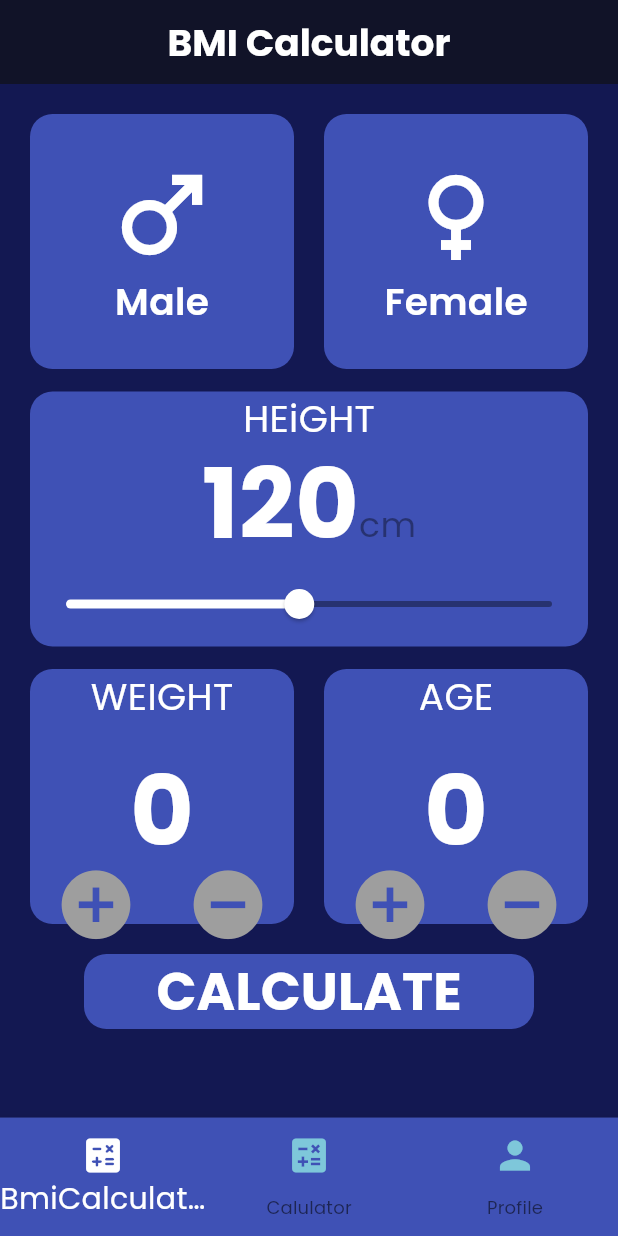
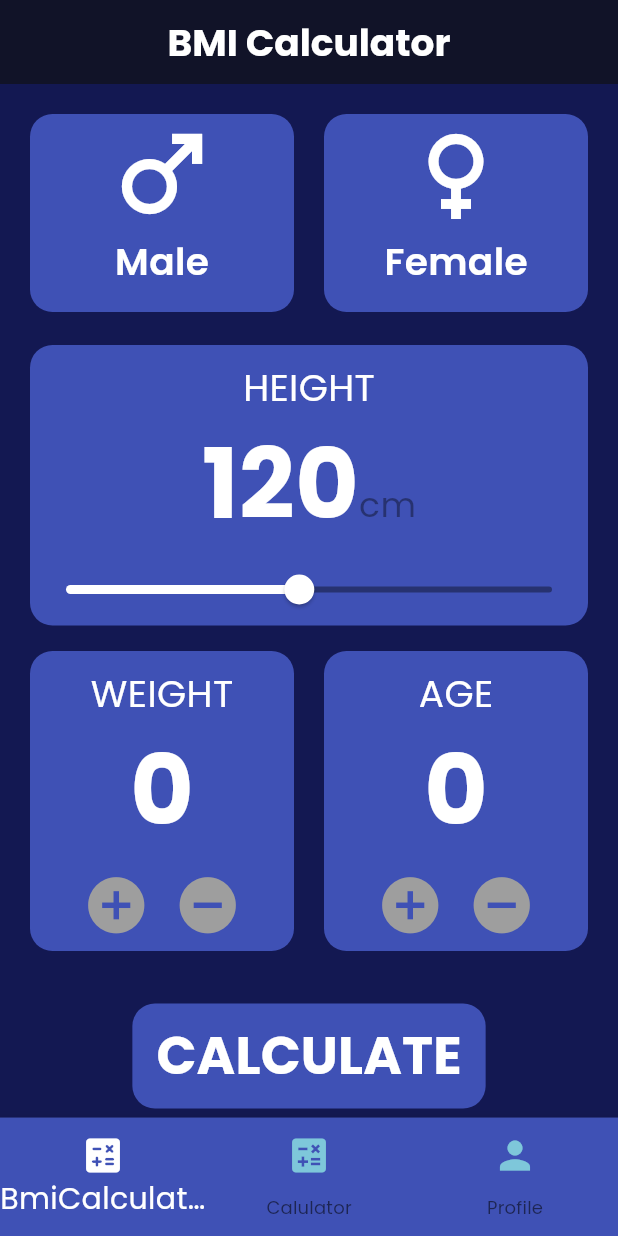
Before and after one commit to AhmedYasserww/BMI-Calculator, a Flutter app: the HomeView screen opened by its route, on a phone screen of 412 x 824 dp. Run offline on Flutter 3.47's test engine with Material 3 defaults, Android fonts, the phone set to English and light mode, and no system bars; our stand-ins replace firebase_auth, firebase_core, flutter_bloc, go_router, google_fonts, shared_preferences; accounts and stored records are empty.

Commit message:
do some refactor in Calculator view

```diff
--- a/lib/componaned/navigator_bar.dart
+++ b/lib/componaned/navigator_bar.dart
@@ -15,7 +15,7 @@ class HomeView extends StatefulWidget {
 class HomeViewState extends State<HomeView> {
 
   List<Widget>widgetPages=[
-    Calculate(),
+    BMICalculator(),
     Calculator(),
     const ProfileView()
 
--- a/lib/screens/bmi_calculator.dart
+++ b/lib/screens/bmi_calculator.dart
@@ -1,31 +1,36 @@
-
 import 'package:flutter/material.dart';
 import 'package:flutter_bloc/flutter_bloc.dart';
 import 'package:task11/cubit/counter_cubit.dart';
 import 'package:task11/cubit/counter_state.dart';
 import 'package:task11/screens/result_Calculate.dart';
-class Calculate extends StatelessWidget {
+
+class BMICalculator extends StatelessWidget {
+  const BMICalculator({super.key});
 
   @override
   Widget build(BuildContext context) {
     double bmi = BlocProvider.of<CalculatorCubit>(context).bmi;
     return BlocProvider(
-      create: (context)=>CalculatorCubit(),
+      create: (context) => CalculatorCubit(),
       child: Scaffold(
-        backgroundColor :  const Color(0xFF272B49FF),
+        backgroundColor: const Color(0xFF272B49FF),
         appBar: AppBar(
           centerTitle: true,
           automaticallyImplyLeading: false,
-        backgroundColor:const Color(0xFF111328),
-            title:const  Text("BMI Calculator",style: TextStyle(fontSize: 25,fontWeight: FontWeight.bold,color:Colors.white),),
+          backgroundColor: const Color(0xFF111328),
+          title: const Text(
+            "BMI Calculator",
+            style: TextStyle(fontSize: 25, fontWeight: FontWeight.bold, color: Colors.white),
           ),
-          body:BlocConsumer<CalculatorCubit,CalculatorState>(
-            builder:(context,state){
-            return  SingleChildScrollView(
+        ),
+        body: BlocConsumer<CalculatorCubit, CalculatorState>(
+          builder: (context, state) {
+            return SingleChildScrollView(
               child: Column(
                 children: [
-                  Row(
-                    mainAxisAlignment: MainAxisAlignment.center,
+                  Padding(
+                    padding: const EdgeInsets.symmetric(horizontal: 20, vertical: 20),
+                    child: Row(
                       children: [
                         Expanded(
                           child: InkWell(
@@ -37,21 +42,15 @@ class Calculate extends StatelessWidget {
                                 borderRadius: BorderRadius.circular(15),
                                 color: BlocProvider.of<CalculatorCubit>(context).maleColor,
                               ),
-                            height: 170,
-                            width: 170,
-                            margin: const EdgeInsets.only(top: 20, left: 20),
                               child: const Column(
                                 mainAxisAlignment: MainAxisAlignment.center,
                                 children: [
                                   Icon(Icons.male, size: 80, color: Colors.white),
                                   Text(
                                     "Male",
-                                  style: TextStyle(
-                                    fontSize: 25,
-                                    fontWeight: FontWeight.w600,
-                                    color: Colors.white,
+                                    style: TextStyle(fontSize: 25, fontWeight: FontWeight.w600, color: Colors.white),
                                   ),
-                                ),
+                                  SizedBox(height: 16,)
                                 ],
                               ),
                             ),
@@ -68,21 +67,16 @@ class Calculate extends StatelessWidget {
                                 borderRadius: BorderRadius.circular(15),
                                 color: BlocProvider.of<CalculatorCubit>(context).femaleColor,
                               ),
-                            height: 170,
-                            width: 170,
-                            margin: const EdgeInsets.only(top: 20, right: 20),
                               child: const Column(
                                 mainAxisAlignment: MainAxisAlignment.center,
                                 children: [
                                   Icon(Icons.female, size: 80, color: Colors.white),
                                   Text(
                                     "Female",
-                                  style: TextStyle(
-                                    fontSize: 25,
-                                    fontWeight: FontWeight.w600,
-                                    color: Colors.white,
+                                    style: TextStyle(fontSize: 25, fontWeight: FontWeight.w600, color: Colors.white),
                                   ),
-                                ),
+                                  SizedBox(height: 16,)
+
                                 ],
                               ),
                             ),
@@ -90,65 +84,55 @@ class Calculate extends StatelessWidget {
                         ),
                       ],
                     ),
-
-                  const SizedBox(height: 15,),
-                  Container(
-                    decoration: BoxDecoration(borderRadius: BorderRadius.circular(15),color: Colors.indigo,),
-                    height: 170,
-                    width: double.infinity,
-
-                    margin: const EdgeInsets.only(left: 20 , right: 20),
-                    child:
-                    Column(
-                      // mainAxisAlignment: MainAxisAlignment.center,
+                  ),
+                  Padding(
+                    padding: const EdgeInsets.symmetric(horizontal: 20, vertical: 2),
+                    child: Container(
+                      decoration: BoxDecoration(
+                        borderRadius: BorderRadius.circular(15),
+                        color: Colors.indigo,
+                      ),
+                      child: Column(
                         children: [
-                        Expanded(
-                          flex :1,
-                          child: const Text(
-                            "HEiGHT",
+                          const Padding(
+                            padding: EdgeInsets.only(top: 10),
+                            child: Text(
+                              "HEIGHT",
                               style: TextStyle(fontSize: 25, fontWeight: FontWeight.normal, color: Colors.white),
                             ),
                           ),
-                        Expanded(
-                          flex: 3,
-                          child: Row(
+                          Row(
                             mainAxisAlignment: MainAxisAlignment.center,
                             crossAxisAlignment: CrossAxisAlignment.baseline,
                             textBaseline: TextBaseline.alphabetic,
-
-
                             children: [
                               Text(
                                 "${BlocProvider.of<CalculatorCubit>(context).height.toInt()}",
-                                style: const TextStyle(fontSize: 65,color: Colors.white,fontWeight: FontWeight.bold),
+                                style: const TextStyle(fontSize: 65, color: Colors.white, fontWeight: FontWeight.bold),
                               ),
                               const Text(
-                                "cm", // Text "cm" with a different font size
+                                "cm",
                                 style: TextStyle(fontSize: 23, fontWeight: FontWeight.normal, color: Colors.black38),
                               ),
                             ],
                           ),
-                        ),
-                        Expanded(
-                          flex: 2,
-                          child: Slider(
+                          Slider(
                             activeColor: Colors.white,
                             inactiveColor: Colors.black38,
-                              min: 0,max: 250,
-                              value:BlocProvider.of<CalculatorCubit>(context).height
-                              , onChanged:(val){
+                            min: 0,
+                            max: 250,
+                            value: BlocProvider.of<CalculatorCubit>(context).height,
+                            onChanged: (val) {
                               BlocProvider.of<CalculatorCubit>(context).updateHeight(val);
-                          }
-
+                            },
                           ),
-                        )
                         ],
                       ),
                     ),
-                  const SizedBox(height: 15,),
-
-                Row(
-                        mainAxisAlignment: MainAxisAlignment.center,
+                  ),
+                  Padding(
+                    padding: const EdgeInsets.symmetric(horizontal: 20, vertical: 15),
+                    child: Row(
                       children: [
                         Expanded(
                           child: Container(
@@ -156,157 +140,122 @@ class Calculate extends StatelessWidget {
                               borderRadius: BorderRadius.circular(15),
                               color: Colors.indigo,
                             ),
-                              height: 170,
-                              width: 170,
-                              margin: const EdgeInsets.only(left: 20),
                             child: Column(
+                              mainAxisAlignment: MainAxisAlignment.center,
                               children: [
-                                  Expanded(
-                                    flex: 2,
-                                    child: const Text(
+                                const Padding(
+                                  padding: EdgeInsets.only(top: 10),
+                                  child: Text(
                                     "WEIGHT",
                                     style: TextStyle(fontSize: 25, fontWeight: FontWeight.normal, color: Colors.white),
                                   ),
                                 ),
-                                  Expanded(
-                                    flex: 3,
-                                    child: Text(
+                                Text(
                                   "${BlocProvider.of<CalculatorCubit>(context).weight}",
                                   style: const TextStyle(fontSize: 65, color: Colors.white, fontWeight: FontWeight.bold),
                                 ),
-                                  ),
-                                  Expanded(
-                                    flex: 2,
-                                    child: Row(
+                                Row(
                                   mainAxisAlignment: MainAxisAlignment.center,
                                   children: [
-                                        Expanded(
-                                          child: IconButton(
+                                    IconButton(
                                       onPressed: () {
                                         BlocProvider.of<CalculatorCubit>(context).incrementWeight();
                                       },
-                                            icon: const Icon(Icons.add_circle, size: 55, color: Colors.grey),
+                                      icon: const Icon(Icons.add_circle, size: 45, color: Colors.grey),
                                     ),
-                                        ),
-                                        Expanded(
-                                          child: IconButton(
+                                    IconButton(
                                       onPressed: () {
                                         BlocProvider.of<CalculatorCubit>(context).decrementWeight();
                                       },
-                                            icon: const Icon(Icons.remove_circle, size: 55, color: Colors.grey),
-                                          ),
+                                      icon: const Icon(Icons.remove_circle, size: 45, color: Colors.grey),
                                     ),
                                   ],
-                                    ),
                                 ),
                               ],
                             ),
                           ),
                         ),
-                          SizedBox(width: 20,),
+                        const SizedBox(width: 20),
                         Expanded(
                           child: Container(
                             decoration: BoxDecoration(
                               borderRadius: BorderRadius.circular(15),
                               color: Colors.indigo,
                             ),
-                              height: 170,
-                              width: 170,
-                              margin: const EdgeInsets.only(right: 20),
-                              child: Center(
                             child: Column(
-                                  mainAxisAlignment: MainAxisAlignment.spaceAround,
+                              mainAxisAlignment: MainAxisAlignment.center,
                               children: [
-                                    Expanded(
-                                      flex: 2,
-                                      child: const Text(
+                                const Padding(
+                                  padding: EdgeInsets.only(top: 10),
+                                  child: Text(
                                     "AGE",
                                     style: TextStyle(fontSize: 25, fontWeight: FontWeight.normal, color: Colors.white),
                                   ),
                                 ),
-                                    Expanded(
-                                      flex: 3,
-                                      child: Text(
+                                Text(
                                   "${BlocProvider.of<CalculatorCubit>(context).age}",
                                   style: const TextStyle(fontSize: 65, color: Colors.white, fontWeight: FontWeight.bold),
                                 ),
-                                    ),
-                                    Expanded(
-                                      flex: 2,
-                                      child: Row(
+                                Row(
                                   mainAxisAlignment: MainAxisAlignment.center,
                                   children: [
-                                          Expanded(
-                                            child: IconButton(
+                                    IconButton(
                                       onPressed: () {
                                         BlocProvider.of<CalculatorCubit>(context).incrementAge();
-
                                       },
-                                              icon: const Icon(Icons.add_circle, size: 55, color: Colors.grey),
+                                      icon: const Icon(Icons.add_circle, size: 45, color: Colors.grey),
                                     ),
-                                          ),
-                                          Expanded(
-                                            child: IconButton(
+                                    IconButton(
                                       onPressed: () {
                                         BlocProvider.of<CalculatorCubit>(context).decrementAge();
-
                                       },
-                                              icon: const Icon(Icons.remove_circle, size: 55, color: Colors.grey),
+                                      icon: const Icon(Icons.remove_circle, size: 45, color: Colors.grey),
+                                    ),
+                                  ],
+                                ),
+                              ],
+                            ),
                           ),
                         ),
                       ],
                     ),
                   ),
-                                  ],
-                                ),
-                              ),
-                            ),
-                          ),
-                        ],),
-
-
-
-
-                  const SizedBox(height: 20,),
-                  Container(
-                      height: 50,
-                      width: 300,
+                  Padding(
+                    padding: const EdgeInsets.symmetric(vertical: 20),
+                    child: Container(
                       decoration: BoxDecoration(
                         borderRadius: BorderRadius.circular(15),
                         color: Colors.indigo,
                       ),
                       child: MaterialButton(
-                        onPressed: () async {
+                        onPressed: () {
                           bmi = BlocProvider.of<CalculatorCubit>(context).calcBmi();
-
                           Navigator.of(context).push(
                             MaterialPageRoute(
                               builder: (context) => Result(bmi: bmi),
                             ),
                           );
                         },
-
-                        child: const Text(
+                        child: const Padding(
+                          padding: EdgeInsets.symmetric(vertical: 10),
+                          child: Text(
                             "CALCULATE",
                             style: TextStyle(fontSize: 35, fontWeight: FontWeight.bold, color: Colors.white),
                           ),
-                      )
                         ),
-
-
-                ],),
+                      ),
+                    ),
+                  ),
+                ],
+              ),
             );
-          } , listener: (context, state) {
+          },
+          listener: (context, state) {
             if (state is WeightIncrementState) {
-      //  int weight = BlocProvider.of<CalculatorCubit>(context).weight;
-      } else {
-      // Handle other states if needed
+              // Additional logic for incremented weight state if needed
             }
           },
-          )
-
-
-
+        ),
       ),
     );
   }
--- a/lib/widgets/custom_text_field.dart
+++ b/lib/widgets/custom_text_field.dart
@@ -3,6 +3,7 @@ class CustomTextField extends StatelessWidget {
   final void Function(String?)? onSaved;
   final String? Function(String?)? validator;
   final TextEditingController? controller;
+  final TextInputType? keyboardType;
   final Widget? prefixIcon;
   final Widget? suffixIcon;
   final bool obscureText ;
@@ -17,7 +18,7 @@ class CustomTextField extends StatelessWidget {
     this.validator,
     this.prefixIcon,
     this.suffixIcon,
-    this.controller,
+    this.controller, this.keyboardType,
   }) : super(key: key);
 
   @override
@@ -25,6 +26,7 @@ class CustomTextField extends StatelessWidget {
     return Padding(
       padding: const EdgeInsets.symmetric(horizontal: 15),
       child: TextFormField(
+        keyboardType: keyboardType,
         controller:controller ,
         onSaved: onSaved,
         validator: validator,
--- a/lib/widgets/profile_view_body.dart
+++ b/lib/widgets/profile_view_body.dart
@@ -62,8 +62,8 @@ class _ProfileViewBodyState extends State<ProfileViewBody> {
               fontWeight: FontWeight.bold,
             ),
           ),
-          const SizedBox(height: 5),
-          const SizedBox(height: 20),
+
+          const SizedBox(height: 25),
           Padding(
             padding: const EdgeInsets.symmetric(horizontal: 24),
             child: ProfileInfoRow(
@@ -106,7 +106,7 @@ class _ProfileViewBodyState extends State<ProfileViewBody> {
               },
             ),
           ),
-          const SizedBox(height: 30),
+          const SizedBox(height: 12),
           ElevatedButton(
             onPressed: () {
               GoRouter.of(context).push(AppRouter.kLogin);
```
Also changed, not shown: lib/screens/calculator.dart (+34 -98 lines), lib/screens/on_boarding_view.dart (+8 -5 lines), lib/widgets/calculator_form_field.dart (added, +47 -0 lines), lib/widgets/calculator_result_section.dart (added, +28 -0 lines), lib/widgets/profile_info_row.dart (+11 -7 lines). Lines whose indentation alone changed are shown as unchanged.
